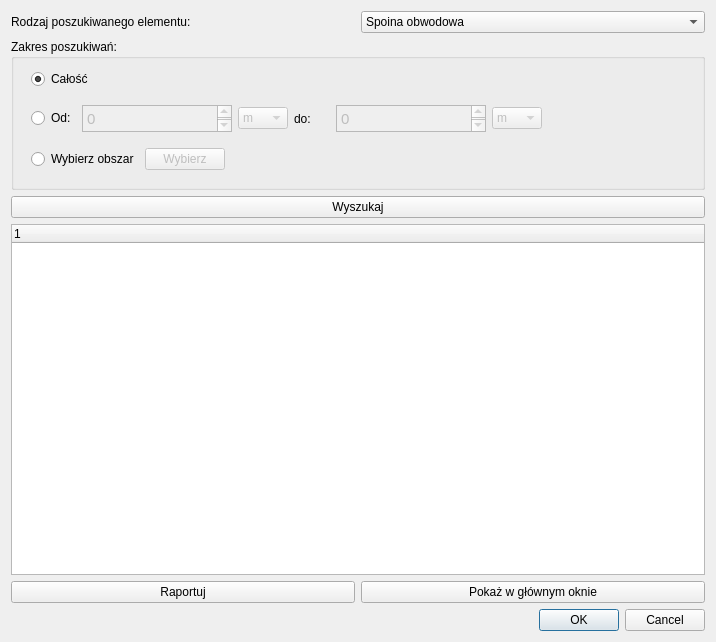
Above: AutoDetectWindow.ui from ukito-pl/UltraSoundScanViewer before the change. Below: the same form after it.
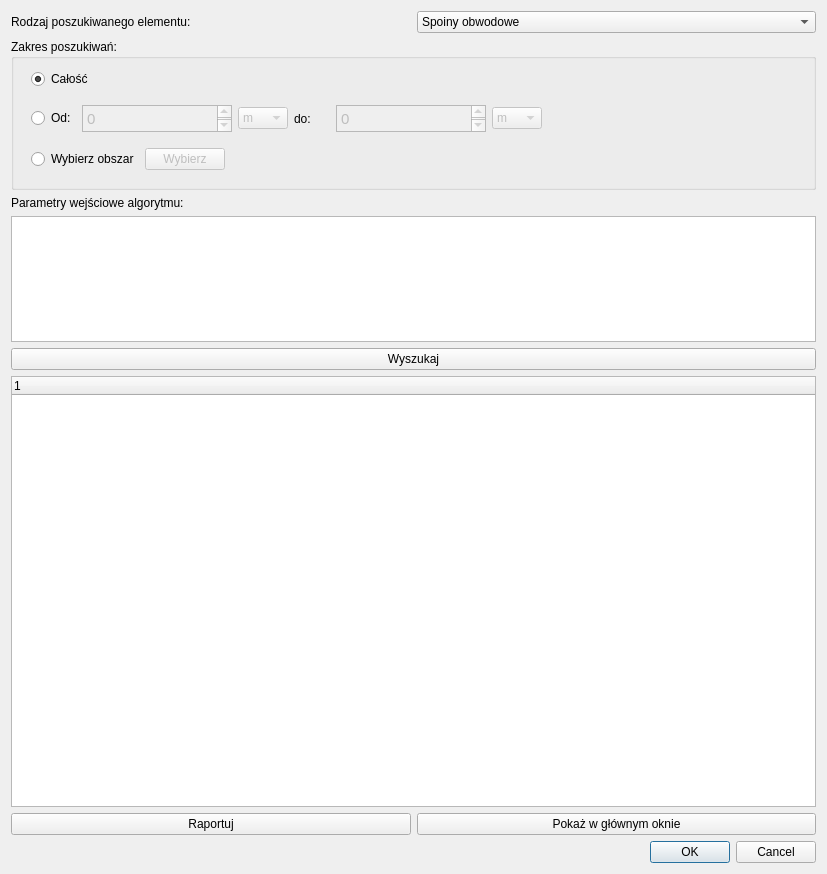
That is the form after the change.

Commit message: autodetect spoiny, korozji

The edit to the form file:
```diff
--- a/AutoDetectWindow.ui
+++ b/AutoDetectWindow.ui
@@ -6,8 +6,8 @@
    <rect>
     <x>0</x>
     <y>0</y>
-    <width>716</width>
-    <height>642</height>
+    <width>827</width>
+    <height>874</height>
    </rect>
   </property>
   <property name="windowTitle">
@@ -27,7 +27,17 @@
       <widget class="QComboBox" name="comboBox_element">
        <item>
         <property name="text">
-         <string>Spoina obwodowa</string>
+         <string>Spoiny obwodowe</string>
+        </property>
+       </item>
+       <item>
+        <property name="text">
+         <string>Spoiny obwodowe i wzdłużne</string>
+        </property>
+       </item>
+       <item>
+        <property name="text">
+         <string>Korozje i laminacje</string>
         </property>
        </item>
       </widget>
@@ -42,6 +52,12 @@
        <height>151</height>
       </size>
      </property>
+     <property name="maximumSize">
+      <size>
+       <width>16777215</width>
+       <height>151</height>
+      </size>
+     </property>
      <property name="title">
       <string>Zakres poszukiwań:</string>
      </property>
@@ -235,6 +251,37 @@
      </widget>
     </widget>
    </item>
+   <item>
+    <widget class="QLabel" name="label_3">
+     <property name="maximumSize">
+      <size>
+       <width>16777215</width>
+       <height>17</height>
+      </size>
+     </property>
+     <property name="text">
+      <string>Parametry wejściowe algorytmu:</string>
+     </property>
+    </widget>
+   </item>
+   <item>
+    <widget class="QTableWidget" name="tableWidget">
+     <property name="maximumSize">
+      <size>
+       <width>16777215</width>
+       <height>126</height>
+      </size>
+     </property>
+     <attribute name="horizontalHeaderVisible">
+      <bool>false</bool>
+     </attribute>
+     <column>
+      <property name="text">
+       <string/>
+      </property>
+     </column>
+    </widget>
+   </item>
    <item>
     <widget class="QPushButton" name="pushButton_detect">
      <property name="text">
```
The commit also changes 11 other files.
